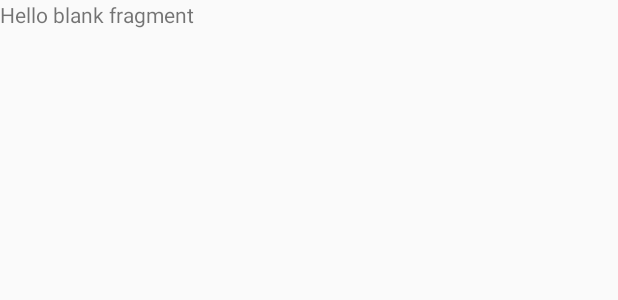
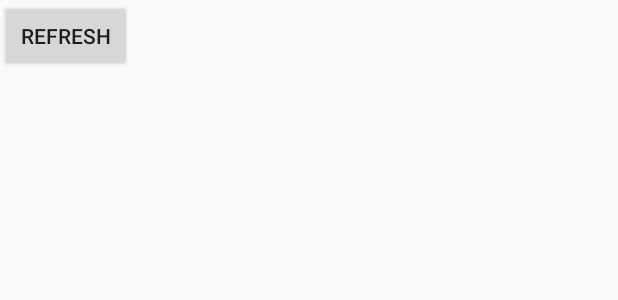
Before and after one commit to lirenlong/androidExam, an Android app: the layout fragment_fragment1.xml on its own in the app's theme, with its tools: preview values and no code run, on a phone screen of 412 x 824 dp. Shown: the top 300 px of the screen. Run offline under Robolectric (Android 15) with nearby library versions, the phone set to English and light mode, and no system bars.

```diff
--- a/app/src/main/res/layout/fragment_fragment1.xml
+++ b/app/src/main/res/layout/fragment_fragment1.xml
@@ -1,13 +1,16 @@
-<FrameLayout xmlns:android="http://schemas.android.com/apk/res/android"
-    xmlns:tools="http://schemas.android.com/tools"
-    android:layout_width="match_parent"
-    android:layout_height="match_parent"
-    tools:context="org.roger.sample.androidexam.Fragment1">
+<?xml version="1.0" encoding="utf-8"?>
+<LinearLayout xmlns:android="http://schemas.android.com/apk/res/android"
+    android:orientation="vertical" android:layout_width="match_parent"
+    android:layout_height="match_parent">
 
-    <!-- TODO: Update blank fragment layout -->
-    <TextView
+    <LinearLayout
+        android:orientation="vertical"
         android:layout_width="match_parent"
-        android:layout_height="match_parent"
-        android:text="@string/hello_blank_fragment" />
+        android:layout_height="wrap_content"></LinearLayout>
 
-</FrameLayout>
+    <Button
+        android:layout_width="wrap_content"
+        android:layout_height="wrap_content"
+        android:text="Refresh"
+        android:id="@+id/button" />
+</LinearLayout>
--- a/app/src/main/res/values/strings.xml
+++ b/app/src/main/res/values/strings.xml
@@ -6,5 +6,5 @@
     <string name="action_settings">Settings</string>
     <string name="title_activity_activity2">Activity2</string>
     <string name="hello_blank_fragment">Hello blank fragment</string>
-
+    <string name="empty">oops!!</string>
 </resources>
```
Also changed, not shown: app/src/main/java/org/roger/sample/androidexam/Activity2.java (+8 -0 lines), app/src/main/java/org/roger/sample/androidexam/Fragment1.java (+20 -4 lines), app/src/main/java/org/roger/sample/androidexam/Fragment2.java (+62 -6 lines), app/src/main/res/layout/activity_activity2.xml (+13 -7 lines), app/src/main/res/layout/progress_content.xml (+48 -10 lines).
